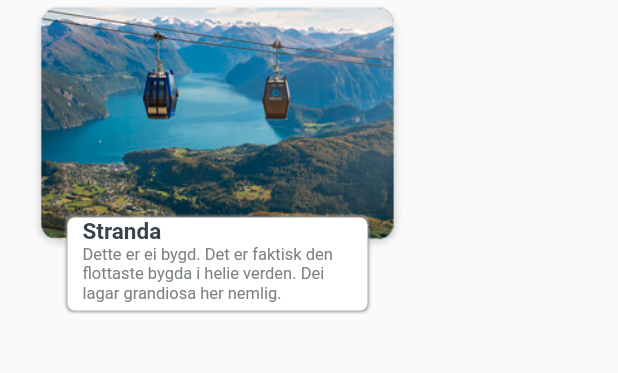
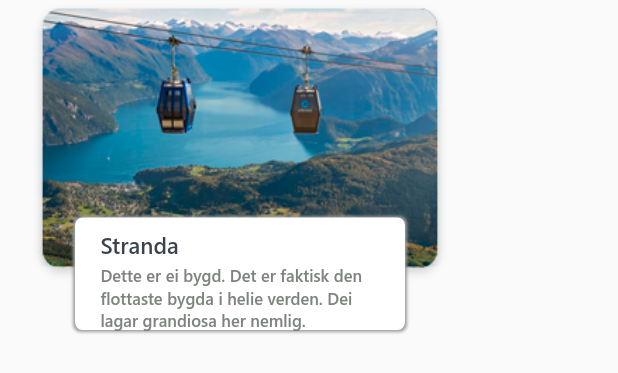
Before and after one commit to tafkolstad/smidig, a Flutter app: the Severdighet widget shown alone on an empty page, opened directly, on a phone screen of 412 x 824 dp. Shown: the top 373 px of the screen. Run offline on Flutter 3.47's test engine with Material 2 defaults, Android fonts, the phone set to English and light mode, and no system bars; our stand-ins replace outline_material_icons; Roboto replaces fonts that are missing (Segoe).

Commit message:
Layout/design fix

```diff
--- a/lib/severdigheter/severdighet.dart
+++ b/lib/severdigheter/severdighet.dart
@@ -12,11 +12,11 @@ class Severdighet extends StatelessWidget {
   @override
   Widget build(BuildContext context) {
     return Stack(
+
       children: [
         Container(
-          width: 250,
+          width: 280,
           margin: EdgeInsets.fromLTRB(20, 0, 0, 0),
-          padding: EdgeInsets.all(0),
           child: Image(
             image: AssetImage("assets/$severdighetBilde"),
           ),
@@ -32,27 +32,34 @@ class Severdighet extends StatelessWidget {
                   blurRadius: 1,
                 )
               ]),
-          width: 200,
-          margin: EdgeInsets.fromLTRB(45, 145, 0, 0),
-          padding: EdgeInsets.fromLTRB(10, 0, 10, 5),
-          child: RichText(
-            textAlign: TextAlign.left,
-            text: TextSpan(
-                text: severdighetOverskrift,
+          width: 220,
+          height: 75,
+          margin: EdgeInsets.fromLTRB(50, 145, 0, 0),
+          padding: EdgeInsets.fromLTRB(17, 8, 14, 5),
+          child: Column(
+            crossAxisAlignment: CrossAxisAlignment.start,
+            children: <Widget>[
+            Padding(
+              padding: const EdgeInsets.fromLTRB(0, 0, 0, 3),
+              child: Text(severdighetOverskrift,
                 style: TextStyle(
-                    fontFamily: "Segoe",
+                fontFamily: "Segoe UI",
                 fontWeight: FontWeight.w600,
                 color: Color(0xff3B434D),
                 fontSize: 15),
-                children: <TextSpan>[
-                  TextSpan(
-                      text: "\n$severdighetTekst",
+              ),
+            ),
+            Text(severdighetTekst,
               style: TextStyle(
+              fontFamily: "Segoe UI",
+              fontWeight: FontWeight.normal,
               color: Color(0xff7C847C),
-                          fontWeight: FontWeight.normal,
-                          fontSize: 11)),
-                ]),
+              fontSize: 11),
             ),
+            ]
+            ),
+
+
         )
       ],
     );
```
Also changed, not shown: lib/severdigheter/severdigheter.dart (+11 -7 lines). Lines whose indentation alone changed are shown as unchanged.
